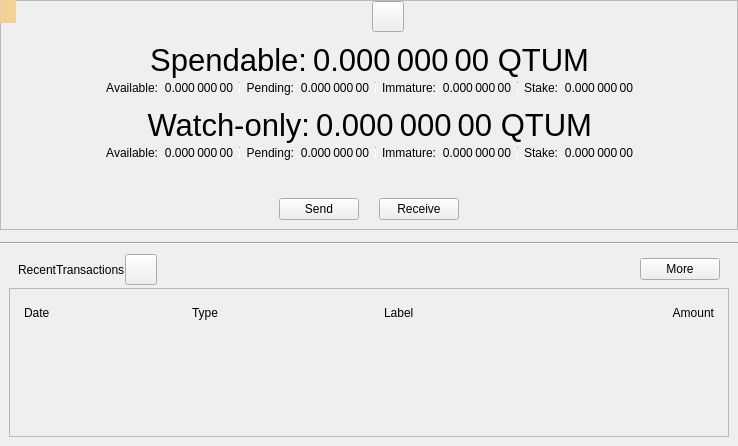
This is src/qt/forms/overviewpage.ui in anonymousess/vuicash as Qt 5 draws it before an edit. The edited form follows.
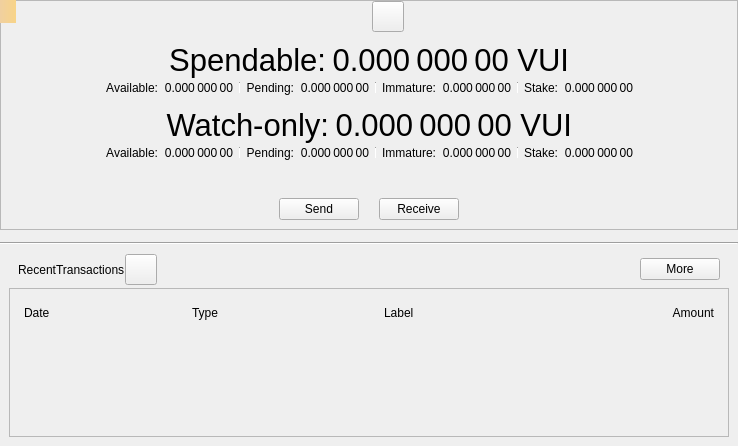
This is the edited form. Icons and pictures are not drawn. Custom widgets are drawn as their Qt base class.

Commit message: Change QTUM to VUI

The edit to the form file:
```diff
--- a/src/qt/forms/overviewpage.ui
+++ b/src/qt/forms/overviewpage.ui
@@ -203,7 +203,7 @@
                <string>Your current total balance</string>
               </property>
               <property name="text">
-               <string notr="true">0.000 000 00 QTUM</string>
+               <string notr="true">0.000 000 00 VUI</string>
               </property>
               <property name="alignment">
                <set>Qt::AlignRight|Qt::AlignTrailing|Qt::AlignVCenter</set>
@@ -564,7 +564,7 @@
                <string>Current total balance in watch-only addresses</string>
               </property>
               <property name="text">
-               <string notr="true">0.000 000 00 QTUM</string>
+               <string notr="true">0.000 000 00 VUI</string>
               </property>
               <property name="alignment">
                <set>Qt::AlignRight|Qt::AlignTrailing|Qt::AlignVCenter</set>
```
The commit also changes 129 other files.
